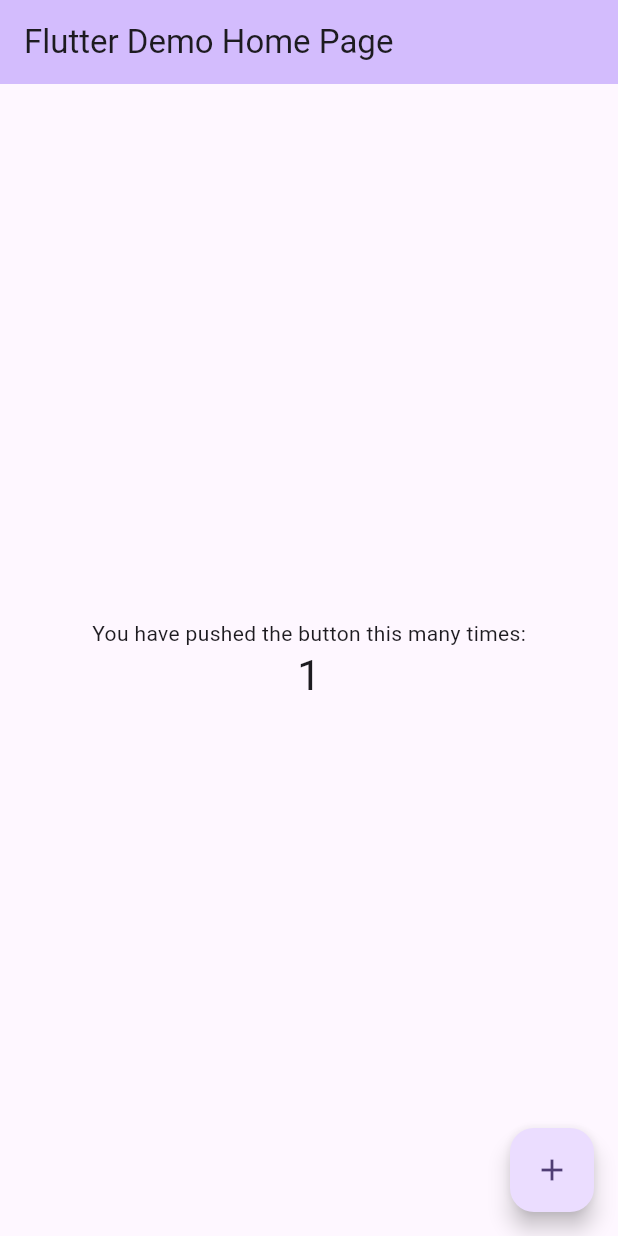
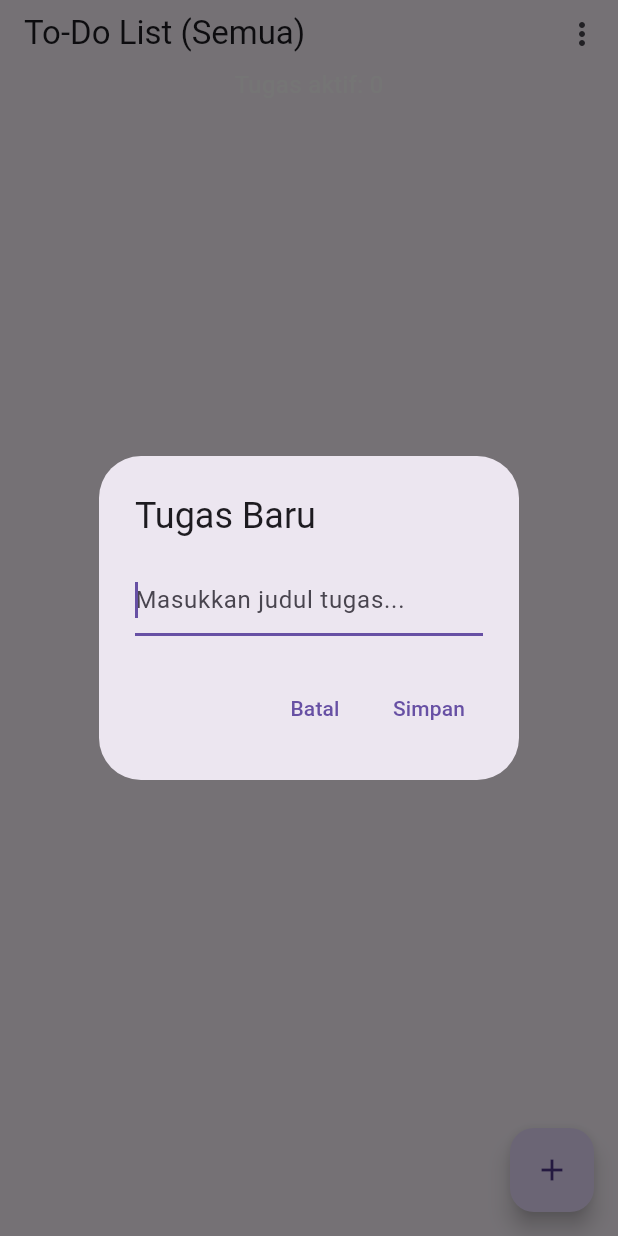
Before and after one commit to AlvinOctaviano16/Habbit-Tracker-Mobile, a Flutter app: the screen it shows after launch, after a tap on the "add" icon, on a phone screen of 412 x 824 dp. Run offline on Flutter 3.47's test engine with Material 3 defaults, Android fonts, the phone set to English and light mode, and no system bars.

Commit message:
Finishing Tugas + Challanges

```diff
--- a/lib/main.dart
+++ b/lib/main.dart
@@ -1,122 +1,210 @@
 import 'package:flutter/material.dart';
+import 'package:provider/provider.dart';
+import 'to-do_provider.dart'; // Pastikan nama file ini 'todo_provider.dart'
 
 void main() {
-  runApp(const MyApp());
+  runApp(
+    ChangeNotifierProvider(
+      create: (context) => TodoProvider(),
+      child: const MyApp(),
+    ),
+  );
 }
 
 class MyApp extends StatelessWidget {
   const MyApp({super.key});
 
-  // This widget is the root of your application.
   @override
   Widget build(BuildContext context) {
     return MaterialApp(
-      title: 'Habbers',
+      title: 'To-Do App',
+      home: TodoListPage(),
+      debugShowCheckedModeBanner: false,
       theme: ThemeData(
-        // This is the theme of your application.
-        //
-        // TRY THIS: Try running your application with "flutter run". You'll see
-        // the application has a purple toolbar. Then, without quitting the app,
-        // try changing the seedColor in the colorScheme below to Colors.green
-        // and then invoke "hot reload" (save your changes or press the "hot
-        // reload" button in a Flutter-supported IDE, or press "r" if you used
-        // the command line to start the app).
-        //
-        // Notice that the counter didn't reset back to zero; the application
-        // state is not lost during the reload. To reset the state, use hot
-        // restart instead.
-        //
-        // This works for code too, not just values: Most code changes can be
-        // tested with just a hot reload.
-        colorScheme: ColorScheme.fromSeed(seedColor: Colors.deepPurple),
+        primarySwatch: Colors.blue,
+        brightness: Brightness.light,
       ),
-      home: const MyHomePage(title: 'Flutter Demo Home Page'),
     );
   }
 }
 
-class MyHomePage extends StatefulWidget {
-  const MyHomePage({super.key, required this.title});
-
-  // This widget is the home page of your application. It is stateful, meaning
-  // that it has a State object (defined below) that contains fields that affect
-  // how it looks.
-
-  // This class is the configuration for the state. It holds the values (in this
-  // case the title) provided by the parent (in this case the App widget) and
-  // used by the build method of the State. Fields in a Widget subclass are
-  // always marked "final".
-
-  final String title;
-
-  @override
-  State<MyHomePage> createState() => _MyHomePageState();
-}
-
-class _MyHomePageState extends State<MyHomePage> {
-  int _counter = 0;
-
-  void _incrementCounter() {
-    setState(() {
-      // This call to setState tells the Flutter framework that something has
-      // changed in this State, which causes it to rerun the build method below
-      // so that the display can reflect the updated values. If we changed
-      // _counter without calling setState(), then the build method would not be
-      // called again, and so nothing would appear to happen.
-      _counter++;
-    });
-  }
+class TodoListPage extends StatelessWidget {
+  const TodoListPage({super.key});
 
   @override
   Widget build(BuildContext context) {
-    // This method is rerun every time setState is called, for instance as done
-    // by the _incrementCounter method above.
-    //
-    // The Flutter framework has been optimized to make rerunning build methods
-    // fast, so that you can just rebuild anything that needs updating rather
-    // than having to individually change instances of widgets.
+    // Kita 'watch' provider di level tertinggi 'build'
+    final provider = context.watch<TodoProvider>();
+
     return Scaffold(
-      appBar: AppBar(
-        // TRY THIS: Try changing the color here to a specific color (to
-        // Colors.amber, perhaps?) and trigger a hot reload to see the AppBar
-        // change color while the other colors stay the same.
-        backgroundColor: Theme.of(context).colorScheme.inversePrimary,
-        // Here we take the value from the MyHomePage object that was created by
-        // the App.build method, and use it to set our appbar title.
-        title: Text(widget.title),
+      // Kita pecah AppBar ke method-nya sendiri agar 'build' tetap bersih
+      appBar: _buildAppBar(context, provider),
+
+      // Kita pecah body ke method-nya sendiri
+      body: provider.filteredTasks.isEmpty
+          ? _buildEmptyState()
+          : _buildTaskList(context, provider),
+
+      floatingActionButton: FloatingActionButton(
+        onPressed: () => _showAddTaskDialog(context),
+        child: Icon(Icons.add),
       ),
-      body: Center(
-        // Center is a layout widget. It takes a single child and positions it
-        // in the middle of the parent.
-        child: Column(
-          // Column is also a layout widget. It takes a list of children and
-          // arranges them vertically. By default, it sizes itself to fit its
-          // children horizontally, and tries to be as tall as its parent.
-          //
-          // Column has various properties to control how it sizes itself and
-          // how it positions its children. Here we use mainAxisAlignment to
-          // center the children vertically; the main axis here is the vertical
-          // axis because Columns are vertical (the cross axis would be
-          // horizontal).
-          //
-          // TRY THIS: Invoke "debug painting" (choose the "Toggle Debug Paint"
-          // action in the IDE, or press "p" in the console), to see the
-          // wireframe for each widget.
-          mainAxisAlignment: MainAxisAlignment.center,
-          children: <Widget>[
-            const Text('You have pushed the button this many times:'),
-            Text(
-              '$_counter',
-              style: Theme.of(context).textTheme.headlineMedium,
+    );
+  }
+
+  // Helper method untuk membuat AppBar
+  PreferredSizeWidget _buildAppBar(BuildContext context, TodoProvider provider) {
+    return AppBar(
+      title: Text('To-Do List (${_getFilterName(provider.currentFilter)})'),
+
+      // Menampilkan jumlah tugas aktif
+      bottom: PreferredSize(
+        preferredSize: Size.fromHeight(20.0),
+        child: Padding(
+          padding: const EdgeInsets.only(bottom: 8.0),
+          child: Text(
+            'Tugas aktif: ${provider.activeTaskCount}',
+            style: TextStyle(color: Colors.white, fontSize: 16),
+          ),
+        ),
+      ),
+
+      // Menu filter
+      actions: [
+        PopupMenuButton<FilterType>(
+          initialValue: provider.currentFilter,
+          onSelected: (FilterType filter) {
+            // Gunakan 'context.read' di dalam callback
+            context.read<TodoProvider>().setFilter(filter);
+          },
+          itemBuilder: (BuildContext context) => <PopupMenuEntry<FilterType>>[
+            const PopupMenuItem<FilterType>(
+              value: FilterType.All,
+              child: Text('Semua'),
+            ),
+            const PopupMenuItem<FilterType>(
+              value: FilterType.Active,
+              child: Text('Aktif'),
+            ),
+            const PopupMenuItem<FilterType>(
+              value: FilterType.Done,
+              child: Text('Selesai'),
             ),
           ],
         ),
-      ),
-      floatingActionButton: FloatingActionButton(
-        onPressed: _incrementCounter,
-        tooltip: 'Increment',
-        child: const Icon(Icons.add),
-      ), // This trailing comma makes auto-formatting nicer for build methods.
+      ],
+    );
+  }
+
+  // Helper method untuk menampilkan pesan saat list kosong
+  Widget _buildEmptyState() {
+    return Center(
+      child: Text('Tidak ada tugas'),
+    );
+  }
+
+  // Helper method untuk membangun list tugas
+  Widget _buildTaskList(BuildContext context, TodoProvider provider) {
+    return ListView.builder(
+      itemCount: provider.filteredTasks.length,
+      itemBuilder: (context, index) {
+        final task = provider.filteredTasks[index];
+
+        return CheckboxListTile(
+          title: Text(
+            task.title,
+            style: TextStyle(
+              decoration: task.isDone
+                  ? TextDecoration.lineThrough
+                  : TextDecoration.none,
+            ),
+          ),
+          value: task.isDone,
+          onChanged: (bool? newValue) {
+            context.read<TodoProvider>().toggleTaskStatus(task);
+          },
+
+          // Tombol delete dengan logic Undo
+          secondary: IconButton(
+            icon: Icon(Icons.delete),
+            onPressed: () {
+              final deletedTask = context.read<TodoProvider>().deleteTask(task);
+
+              ScaffoldMessenger.of(context).clearSnackBars();
+              ScaffoldMessenger.of(context).showSnackBar(
+                SnackBar(
+                  content: Text("Tugas '${deletedTask.title}' dihapus"),
+                  action: SnackBarAction(
+                    label: 'UNDO',
+                    onPressed: () {
+                      context.read<TodoProvider>().undoDelete();
+                    },
+                  ),
+                ),
+              );
+            },
+          ),
+        );
+      },
+    );
+  }
+
+  // Helper method untuk nama filter (tetap sama)
+  String _getFilterName(FilterType filter) {
+    switch (filter) {
+      case FilterType.Active:
+        return 'Aktif';
+      case FilterType.Done:
+        return 'Selesai';
+      default:
+        return 'Semua';
+    }
+  }
+
+  // Dialog untuk tambah tugas (tetap sama)
+  void _showAddTaskDialog(BuildContext context) {
+    final TextEditingController _controller = TextEditingController();
+    String? _errorText;
+
+    showDialog(
+      context: context,
+      builder: (dialogContext) {
+        return StatefulBuilder(
+          builder: (context, setDialogState) {
+            return AlertDialog(
+              title: Text('Tugas Baru'),
+              content: TextField(
+                controller: _controller,
+                autofocus: true,
+                decoration: InputDecoration(
+                  hintText: 'Masukkan judul tugas...',
+                  errorText: _errorText,
+                ),
+              ),
+              actions: [
+                TextButton(
+                  child: Text('Batal'),
+                  onPressed: () => Navigator.of(dialogContext).pop(),
+                ),
+                TextButton(
+                  child: Text('Simpan'),
+                  onPressed: () {
+                    final title = _controller.text;
+                    if (title.length >= 3) {
+                      context.read<TodoProvider>().addTask(title);
+                      Navigator.of(dialogContext).pop();
+                    } else {
+                      setDialogState(() {
+                        _errorText = 'Minimal 3 karakter';
+                      });
+                    }
+                  },
+                ),
+              ],
+            );
+          },
+        );
+      },
     );
   }
 }
--- /dev/null
+++ b/lib/to-do_provider.dart
@@ -0,0 +1,85 @@
+import 'package:flutter/foundation.dart';
+
+enum FilterType { All, Active, Done }
+
+class Todo {
+  String title;
+  bool isDone;
+
+  Todo({
+    required this.title,
+    this.isDone = false,
+  });
+}
+
+class TodoProvider with ChangeNotifier {
+  final List<Todo> _tasks = [];
+  FilterType _currentFilter = FilterType.All;
+
+  // Menyimpan item terakhir yang dihapus untuk fitur "undo"
+  Todo? _lastRemovedTask;
+  int? _lastRemovedTaskIndex;
+
+  // --- Getters ---
+
+  List<Todo> get filteredTasks {
+    switch (_currentFilter) {
+      case FilterType.Active:
+        return _tasks.where((task) => !task.isDone).toList();
+      case FilterType.Done:
+        return _tasks.where((task) => task.isDone).toList();
+      case FilterType.All:
+      default:
+        return _tasks;
+    }
+  }
+
+  int get activeTaskCount {
+    return _tasks.where((task) => !task.isDone).length;
+  }
+
+  FilterType get currentFilter => _currentFilter;
+
+  // --- Methods ---
+
+  void addTask(String title) {
+    _tasks.add(Todo(title: title));
+    notifyListeners();
+  }
+
+  void toggleTaskStatus(Todo task) {
+    final taskIndex = _tasks.indexOf(task);
+    if (taskIndex != -1) {
+      _tasks[taskIndex].isDone = !_tasks[taskIndex].isDone;
+      notifyListeners();
+    }
+  }
+
+  Todo deleteTask(Todo task) {
+    // Simpan info task sebelum dihapus
+    _lastRemovedTaskIndex = _tasks.indexOf(task);
+    _lastRemovedTask = task;
+
+    _tasks.remove(task);
+    notifyListeners();
+
+    // Kembalikan task yang dihapus agar bisa ditampilkan di Snackbar
+    return task;
+  }
+
+  void undoDelete() {
+    if (_lastRemovedTask != null && _lastRemovedTaskIndex != null) {
+      _tasks.insert(_lastRemovedTaskIndex!, _lastRemovedTask!);
+
+      _lastRemovedTask = null;
+      _lastRemovedTaskIndex = null;
+
+      notifyListeners();
+    }
+  }
+
+  void setFilter(FilterType filter) {
+    _currentFilter = filter;
+    notifyListeners();
+  }
+}
--- a/pubspec.yaml
+++ b/pubspec.yaml
@@ -34,6 +34,7 @@ dependencies:
   # The following adds the Cupertino Icons font to your application.
   # Use with the CupertinoIcons class for iOS style icons.
   cupertino_icons: ^1.0.8
+  provider: ^6.1.5+1
 
 dev_dependencies:
   flutter_test:
```
Also changed, not shown: pubspec.lock.
